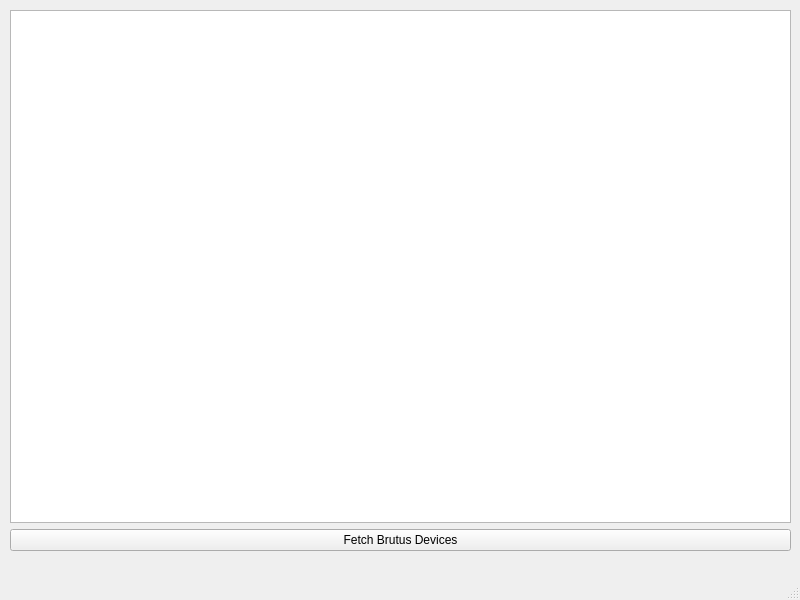
Above: mainwindow.ui from rivera151/usbip-gui before the change. Below: the same form after it.
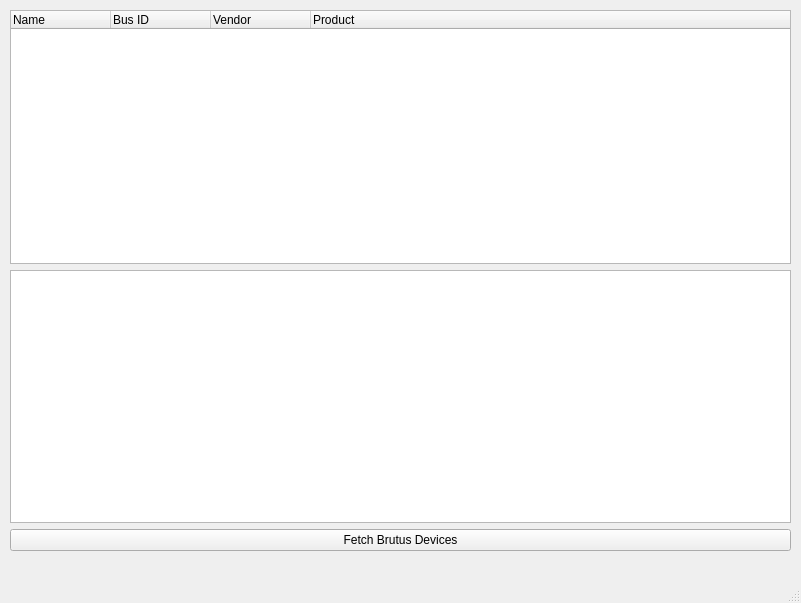
That is the form after the change.

Diff of the .ui file:
```diff
--- a/mainwindow.ui
+++ b/mainwindow.ui
@@ -6,8 +6,8 @@
    <rect>
     <x>0</x>
     <y>0</y>
-    <width>800</width>
-    <height>600</height>
+    <width>801</width>
+    <height>603</height>
    </rect>
   </property>
   <property name="sizePolicy">
@@ -35,10 +35,34 @@
       <height>541</height>
      </rect>
     </property>
-    <layout class="QVBoxLayout" name="verticalLayout" stretch="0,0">
+    <layout class="QVBoxLayout" name="verticalLayout" stretch="0,0,0">
      <property name="sizeConstraint">
       <enum>QLayout::SizeConstraint::SetDefaultConstraint</enum>
      </property>
+     <item>
+      <widget class="QTreeWidget" name="treeUsbip">
+       <column>
+        <property name="text">
+         <string>Name</string>
+        </property>
+       </column>
+       <column>
+        <property name="text">
+         <string>Bus ID</string>
+        </property>
+       </column>
+       <column>
+        <property name="text">
+         <string>Vendor</string>
+        </property>
+       </column>
+       <column>
+        <property name="text">
+         <string>Product</string>
+        </property>
+       </column>
+      </widget>
+     </item>
      <item>
       <widget class="QTextEdit" name="outputBox"/>
      </item>
```
Left out of the diff: 2 changed lines with no effect on the pictures.
